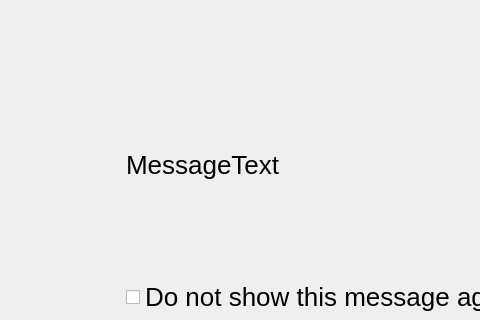
Old version of the form src/gui/qt/gui_800x480/mymessagedialog_800x480.ui in the repository pokerth/pokerth; both pictures show x 0 to 480 and y 0 to 320 of the 800 by 424 pixel window.
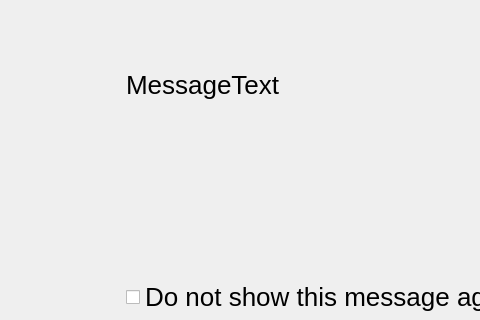
New version of the form.

Commit message: small set label changes, bigger touch field for show cards button

The edit to the form file:
```diff
--- a/src/gui/qt/gui_800x480/mymessagedialog_800x480.ui
+++ b/src/gui/qt/gui_800x480/mymessagedialog_800x480.ui
@@ -58,6 +58,12 @@
        <property name="text">
         <string>MessageText</string>
        </property>
+       <property name="alignment">
+        <set>Qt::AlignLeading|Qt::AlignLeft|Qt::AlignTop</set>
+       </property>
+       <property name="wordWrap">
+        <bool>true</bool>
+       </property>
       </widget>
      </item>
      <item row="1" column="0">
```
The commit also changes 2 other files.
